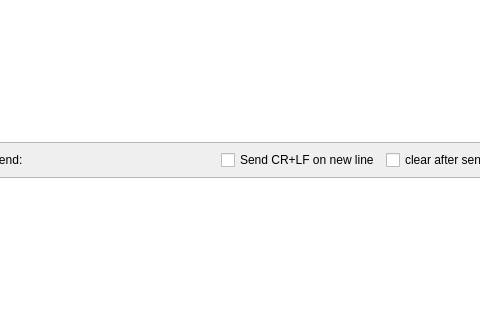
Above: mainwindow.ui from alexander-nik1/serial-debugger-gui before the change; both pictures show x 388 to 868 and y 109 to 429 of the 977 by 531 pixel window. Below: the same form after it.
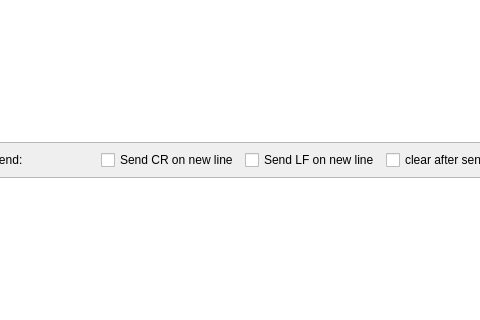
That is the form after the change.

Commit message: Added more flexibility in passing a newline

What changed in the file:
```diff
--- a/mainwindow.ui
+++ b/mainwindow.ui
@@ -535,7 +535,14 @@
           <item>
            <widget class="QCheckBox" name="sencCRLFonNewLineCheck">
             <property name="text">
-             <string>Send CR+LF on new line</string>
+             <string>Send CR on new line</string>
+            </property>
+           </widget>
+          </item>
+          <item>
+           <widget class="QCheckBox" name="sencLFonNewLineCheck">
+            <property name="text">
+             <string>Send LF on new line</string>
             </property>
            </widget>
           </item>
```
Left out of the diff: 7 changed lines with no effect on the pictures. The commit also changes 1 other file.
